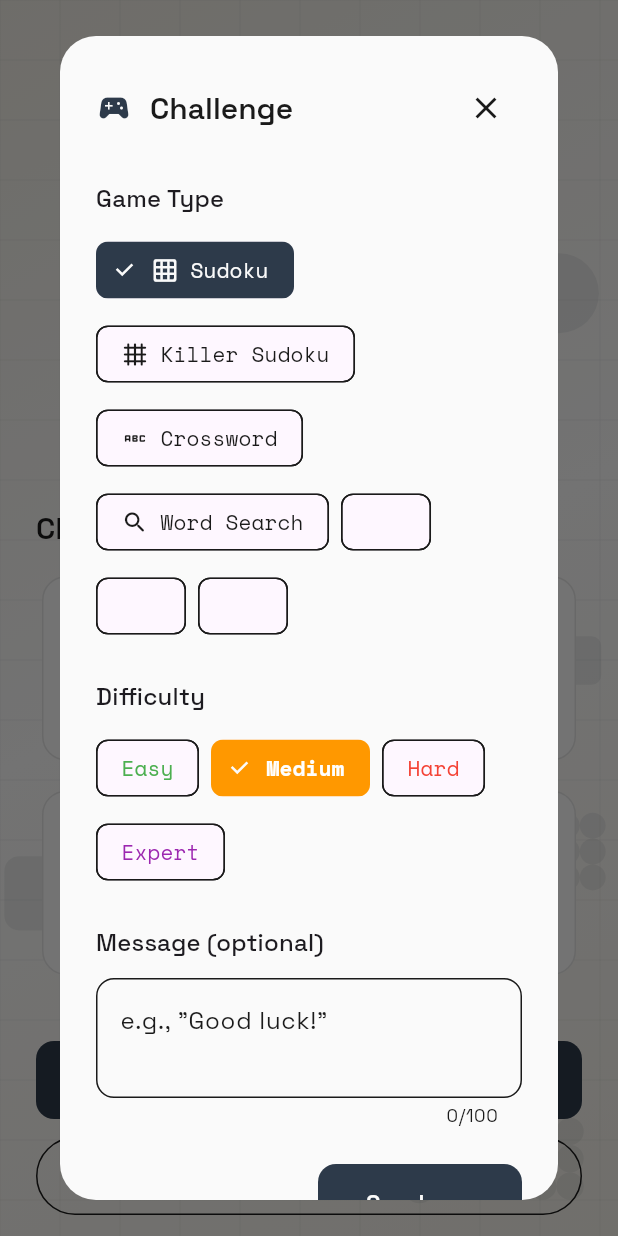
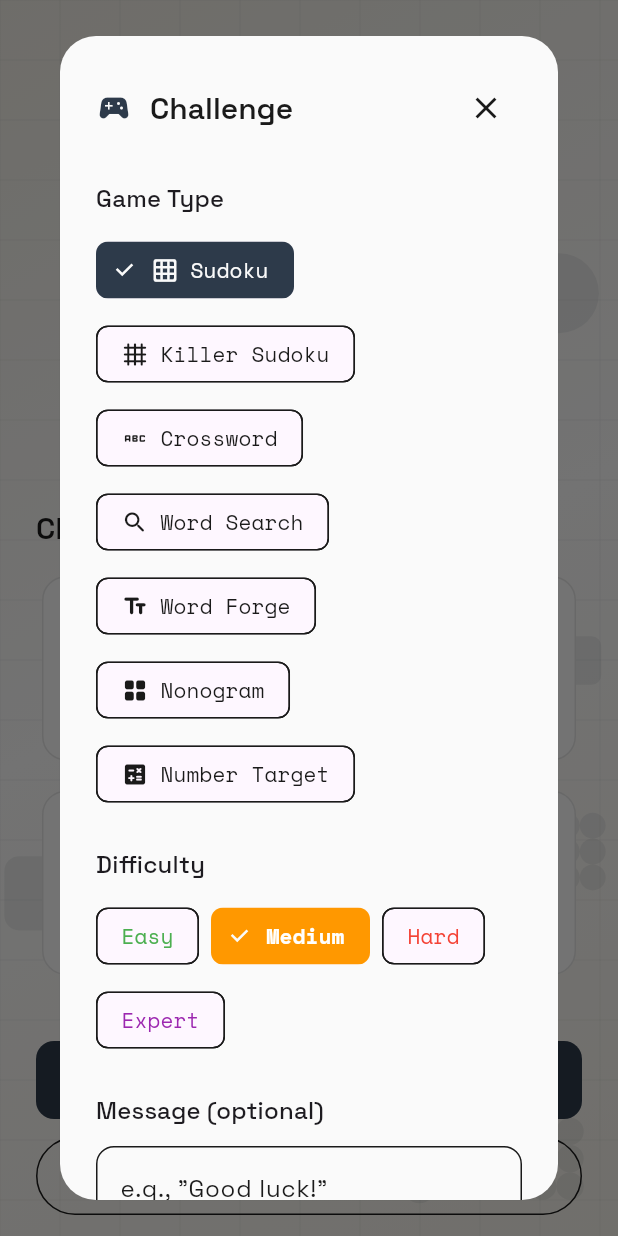
Before and after one commit to Dohbelisk/the-dailies, a Flutter app: the FriendProfileScreen screen opened directly with empty values, after a tap on "Send Challenge", on a phone screen of 412 x 824 dp. Run offline on Flutter 3.47's test engine with Material 3 defaults, Android fonts, the phone set to English and light mode, and no system bars; drawn by our look-alikes of flutter_animate; our stand-ins replace audioplayers, confetti, device_info_plus, firebase_analytics, firebase_core, firebase_crashlytics and 8 more; accounts and stored records are empty; network calls fail.

Commit message:
Fix missing GameType cases in create_challenge_dialog switch statements
Added wordForge, nonogram, and numberTarget cases to _getGameTypeIcon
and _getGameTypeName switch statements.

🤖 Generated with [Claude Code](https://claude.com/claude-code)

Co-Authored-By: Claude Opus 4.5 <noreply@anthropic.com>

```diff
--- a/flutter_app/lib/screens/challenges/create_challenge_dialog.dart
+++ b/flutter_app/lib/screens/challenges/create_challenge_dialog.dart
@@ -201,6 +201,12 @@ class _CreateChallengeDialogState extends State<CreateChallengeDialog> {
         return Icons.abc_rounded;
       case GameType.wordSearch:
         return Icons.search_rounded;
+      case GameType.wordForge:
+        return Icons.text_fields_rounded;
+      case GameType.nonogram:
+        return Icons.grid_view_rounded;
+      case GameType.numberTarget:
+        return Icons.calculate_rounded;
     }
   }
 
@@ -214,6 +220,12 @@ class _CreateChallengeDialogState extends State<CreateChallengeDialog> {
         return 'Crossword';
       case GameType.wordSearch:
         return 'Word Search';
+      case GameType.wordForge:
+        return 'Word Forge';
+      case GameType.nonogram:
+        return 'Nonogram';
+      case GameType.numberTarget:
+        return 'Number Target';
     }
   }
 
```
